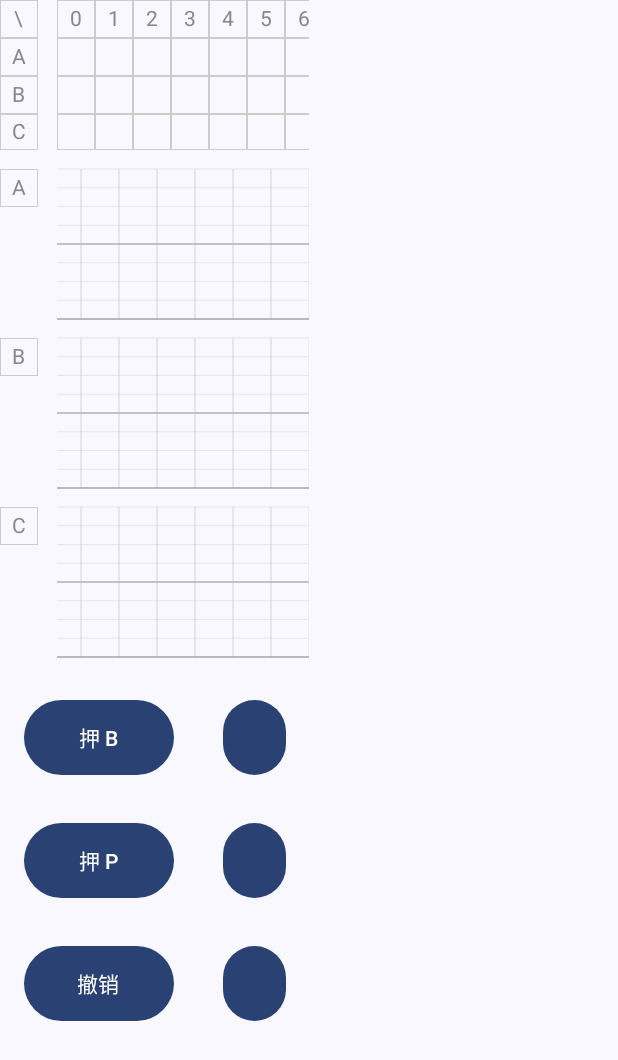
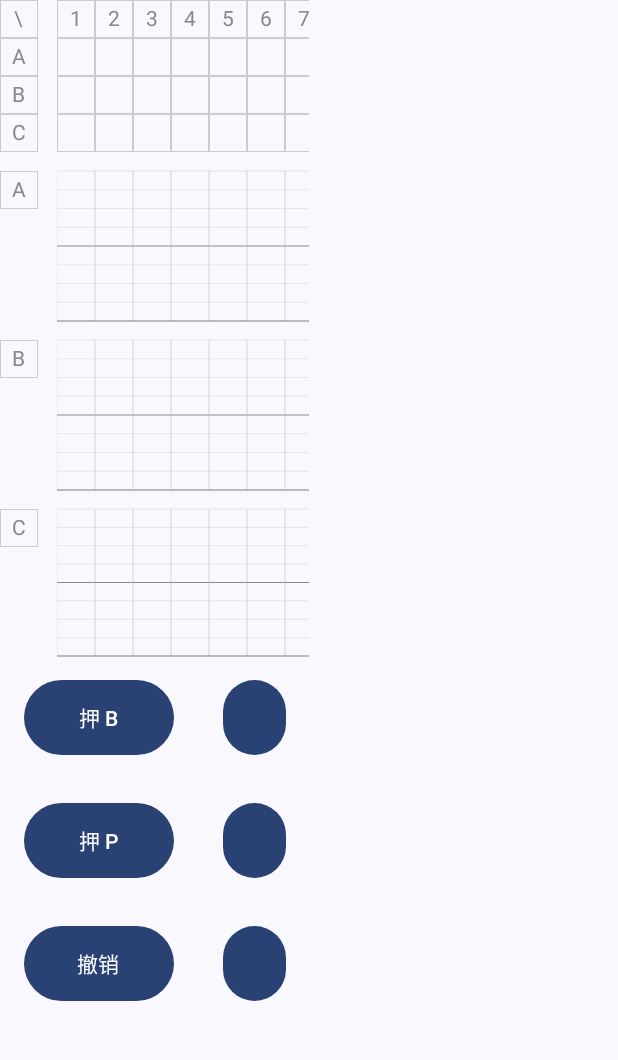
Before and after one commit to daishengda2018/ReopenAndroind, an Android app built with Jetpack Compose: the screen it shows after launch (MainActivity), on a phone screen of 412 x 824 dp. Shown: the top 1060 px of the screen. Run offline under Robolectric (Android 15) with nearby library versions, the phone set to English and light mode, and no system bars.

Commit message:
[feat] 解决同步滑动

```diff
--- a/app/src/main/java/com/dsd/baccarat/ui/page/BppcBarChart.kt
+++ /dev/null
@@ -1,103 +0,0 @@
-package com.dsd.baccarat.ui.page
-
-import androidx.compose.foundation.Canvas
-import androidx.compose.foundation.layout.Box
-import androidx.compose.foundation.layout.Column
-import androidx.compose.foundation.layout.Row
-import androidx.compose.foundation.layout.Spacer
-import androidx.compose.foundation.layout.fillMaxSize
-import androidx.compose.foundation.layout.fillMaxWidth
-import androidx.compose.foundation.layout.height
-import androidx.compose.foundation.layout.padding
-import androidx.compose.foundation.layout.width
-import androidx.compose.foundation.lazy.LazyListState
-import androidx.compose.foundation.lazy.LazyRow
-import androidx.compose.foundation.lazy.itemsIndexed
-import androidx.compose.runtime.Composable
-import androidx.compose.ui.Modifier
-import androidx.compose.ui.geometry.Offset
-import androidx.compose.ui.geometry.Size
-import androidx.compose.ui.graphics.Color
-import androidx.compose.ui.unit.dp
-import com.dsd.baccarat.data.BppcDisplayItem
-import com.dsd.baccarat.data.BppcItem
-
-
-@Composable
-fun BppcBarChart(items: List<BppcDisplayItem>, listState: LazyListState) {
-    Row(
-        Modifier
-            .fillMaxWidth()
-            .padding(top = ITEM_SIZE_HALF)
-    ) {
-        BarChartTitle()
-        Spacer(Modifier.width(ITEM_SIZE_HALF))
-        LazyRow(state = listState, modifier = Modifier.fillMaxWidth()) {
-            itemsIndexed(items) { idx, item ->
-                val data = if (item is BppcDisplayItem.Real) item.data else BppcItem()
-                ItemBarChart(data)
-            }
-        }
-    }
-}
-
-@Composable
-private fun BarChartTitle() {
-    Column(Modifier.width(ITEM_SIZE)) {
-        listOf("A", "B", "C").forEach {
-            TextItem(it, Color.Gray)
-            Spacer(Modifier.height(PADDING_CHAT_TITLE))
-        }
-    }
-}
-
-@Composable
-private fun ItemBarChart(item: BppcItem) {
-    Column(Modifier.width(ITEM_SIZE)) {
-        listOf(item.dataA, item.dataB, item.dataC).forEach {
-            VerticalBar(it)
-            Spacer(Modifier.height(ITEM_SIZE_HALF))
-        }
-    }
-}
-
-@Composable
-fun VerticalBar(value: Int) {
-    Box(
-        Modifier
-            .width(ITEM_SIZE)
-            .height(TABLE_HEIGHT)
-    ) {
-        Canvas(Modifier.fillMaxSize()) {
-            val gridColor = Color.LightGray
-            val gridWidth = BORDER.toPx()
-            val interval = size.height / MAX_BAR
-            // 横线
-            for (i in 0..MAX_BAR) {
-                drawLine(
-                    color = if (i == 4) Color.Black else gridColor,
-                    start = Offset(0f, i * interval),
-                    end = Offset(size.width, i * interval),
-                    strokeWidth = gridWidth
-                )
-            }
-            // 竖线
-            drawLine(gridColor, Offset(size.width, 0f), Offset(size.width, size.height), gridWidth)
-            drawLine(gridColor, Offset(0f, 0f), Offset(0f, size.height), gridWidth)
-            // 柱子
-            val barHeight = (value.toFloat() / MAX_BAR * size.height)
-            drawRect(
-                color = if (value in listOf(1, 4, 6, 7)) Color.Red else Color.Black,
-                topLeft = Offset(size.width / 2 - 1f, size.height - barHeight),
-                size = Size(2.dp.toPx(), barHeight)
-            )
-            // 底边
-            drawLine(
-                Color.Black,
-                Offset(0f, size.height),
-                Offset(size.width, size.height),
-                gridWidth
-            )
-        }
-    }
-}
--- a/app/src/main/java/com/dsd/baccarat/ui/page/BppcTable.kt
+++ /dev/null
@@ -1,76 +0,0 @@
-package com.dsd.baccarat.ui.page
-
-import androidx.compose.foundation.layout.Arrangement
-import androidx.compose.foundation.layout.Column
-import androidx.compose.foundation.layout.Row
-import androidx.compose.foundation.layout.Spacer
-import androidx.compose.foundation.layout.fillMaxHeight
-import androidx.compose.foundation.layout.fillMaxWidth
-import androidx.compose.foundation.layout.height
-import androidx.compose.foundation.layout.width
-import androidx.compose.foundation.lazy.LazyListState
-import androidx.compose.foundation.lazy.LazyRow
-import androidx.compose.foundation.lazy.itemsIndexed
-import androidx.compose.runtime.Composable
-import androidx.compose.ui.Alignment
-import androidx.compose.ui.Modifier
-import androidx.compose.ui.graphics.Color
-import com.dsd.baccarat.data.BppcDisplayItem
-
-
-@Composable
-fun BppcTable(
-    displayItems: List<BppcDisplayItem>,
-    listState: LazyListState
-) {
-    Row(
-        Modifier
-            .height(TABLE_HEIGHT)
-            .fillMaxWidth()
-    ) {
-        TableTitle()
-        Spacer(Modifier.width(ITEM_SIZE_HALF))
-        TableLazyRow(displayItems, listState)
-    }
-}
-
-@Composable
-private fun TableTitle() {
-    Column(Modifier.width(ITEM_SIZE)) {
-        listOf("\\", "A", "B", "C").forEach {
-            TextItem(it, Color.Gray)
-        }
-    }
-}
-
-@Composable
-private fun TableLazyRow(items: List<BppcDisplayItem>, listState: LazyListState) {
-    LazyRow(
-        state = listState,
-        modifier = Modifier
-            .fillMaxWidth()
-            .height(TABLE_HEIGHT)
-    ) {
-        itemsIndexed(items) { idx, item ->
-            Column(
-                Modifier
-                    .width(ITEM_SIZE)
-                    .fillMaxHeight(),
-                verticalArrangement = Arrangement.SpaceEvenly,
-                horizontalAlignment = Alignment.CenterHorizontally
-            ) {
-                TextItem("$idx", Color.Gray)
-                listOf(
-                    if (item is BppcDisplayItem.Real) item.data.dataA else 0,
-                    if (item is BppcDisplayItem.Real) item.data.dataB else 0,
-                    if (item is BppcDisplayItem.Real) item.data.dataC else 0
-                ).forEach { data ->
-                    TextItem(
-                        if (data == 0) "" else "$data",
-                        if (data in listOf(1, 4, 6, 7)) Color.Red else Color.Black
-                    )
-                }
-            }
-        }
-    }
-}
--- a/app/src/main/java/com/dsd/baccarat/ui/page/BppcTableAndChart.kt
+++ b/app/src/main/java/com/dsd/baccarat/ui/page/BppcTableAndChart.kt
@@ -1,21 +1,27 @@
 package com.dsd.baccarat.ui.page
 
+import androidx.compose.foundation.Canvas
 import androidx.compose.foundation.border
 import androidx.compose.foundation.layout.Box
 import androidx.compose.foundation.layout.Column
-import androidx.compose.foundation.layout.PaddingValues
+import androidx.compose.foundation.layout.Row
+import androidx.compose.foundation.layout.Spacer
+import androidx.compose.foundation.layout.fillMaxHeight
+import androidx.compose.foundation.layout.fillMaxSize
 import androidx.compose.foundation.layout.fillMaxWidth
 import androidx.compose.foundation.layout.height
-import androidx.compose.foundation.layout.padding
+import androidx.compose.foundation.layout.width
 import androidx.compose.foundation.lazy.LazyListState
+import androidx.compose.foundation.lazy.LazyRow
+import androidx.compose.foundation.lazy.itemsIndexed
 import androidx.compose.foundation.lazy.rememberLazyListState
-import androidx.compose.material3.Scaffold
 import androidx.compose.material3.Text
 import androidx.compose.runtime.Composable
 import androidx.compose.runtime.LaunchedEffect
-import androidx.compose.runtime.snapshotFlow
 import androidx.compose.ui.Alignment
 import androidx.compose.ui.Modifier
+import androidx.compose.ui.geometry.Offset
+import androidx.compose.ui.geometry.Size
 import androidx.compose.ui.graphics.Color
 import androidx.compose.ui.text.font.FontWeight
 import androidx.compose.ui.tooling.preview.Preview
@@ -29,6 +35,7 @@ import com.dsd.baccarat.data.InputViewModel
 val ITEM_SIZE = 25.dp
 val ITEM_SIZE_HALF = ITEM_SIZE / 2
 val TABLE_HEIGHT = ITEM_SIZE * 4
+val TOTLE_HEIGHT = (TABLE_HEIGHT * 4) + (ITEM_SIZE_HALF * 3)
 val PADDING_CHAT_TITLE = ITEM_SIZE * 3 + ITEM_SIZE_HALF
 const val MIN_COUNT = 25
 val BORDER = 0.3.dp
@@ -53,14 +60,7 @@ private fun Demo() {
 @Composable
 fun BppcTableAndChart(viewModel: InputViewModel) {
     // 1. 收集ViewModel中的实际数据（随生命周期自动管理）
-    val realData = viewModel.bppcTableStateFlow.collectAsStateWithLifecycle().value
-    // 2. 计算需要补充的空占位数量
-    val emptyCount = (MIN_COUNT - realData.size).coerceAtLeast(0)
-    // 3. 混合实际数据项和占位项
-    val displayItems: List<BppcDisplayItem> = realData
-        .map { BppcDisplayItem.Real(it) } // 实际数据转换为 Real 项
-        .plus(List(emptyCount) { BppcDisplayItem.Empty }) // 补充 Empty 占位项
-
+    val displayItems = viewModel.bppcTableStateFlow.collectAsStateWithLifecycle().value
     InternalTableAndChart(displayItems)
 }
 
@@ -68,12 +68,107 @@ fun BppcTableAndChart(viewModel: InputViewModel) {
 private fun InternalTableAndChart(displayItems: List<BppcDisplayItem>) {
     val listState = rememberLazyListState()
     LaunchedEffect(displayItems.size) {
-        if (displayItems.size >= MIN_COUNT) listState.scrollToItem(displayItems.lastIndex)
+        if (displayItems.size > MIN_COUNT) listState.scrollToItem(displayItems.lastIndex)
     }
+    Row(
+        Modifier
+            .fillMaxWidth(0.5f)
+            .height(TOTLE_HEIGHT)
+    ) {
+        TableTitle()
+        Spacer(Modifier.width(ITEM_SIZE_HALF))
+        TableLazyRow(displayItems, listState)
+    }
+}
 
-    Column(Modifier.fillMaxWidth(0.5f)) {
-        BppcTable(displayItems, listState)
-        BppcBarChart(displayItems, listState)
+@Composable
+private fun TableTitle() {
+    Column(Modifier.width(ITEM_SIZE)) {
+        listOf("\\", "A", "B", "C").forEach {
+            TextItem(it, Color.Gray)
+        }
+
+        Spacer(Modifier.height(ITEM_SIZE_HALF))
+
+        listOf("A", "B", "C").forEach {
+            TextItem(it, Color.Gray)
+            Spacer(Modifier.height(PADDING_CHAT_TITLE))
+        }
+    }
+}
+
+@Composable
+private fun TableLazyRow(items: List<BppcDisplayItem>, listState: LazyListState) {
+    LazyRow(
+        state = listState,
+        modifier = Modifier.fillMaxWidth()
+    ) {
+        itemsIndexed(items) { idx, item ->
+            Column(Modifier.width(ITEM_SIZE)) {
+                TextItem("${idx + 1}", Color.Gray)
+
+                listOf(
+                    if (item is BppcDisplayItem.Real) item.data.dataA else 0,
+                    if (item is BppcDisplayItem.Real) item.data.dataB else 0,
+                    if (item is BppcDisplayItem.Real) item.data.dataC else 0
+                ).forEach { data ->
+                    TextItem(
+                        if (data == 0) "" else "$data",
+                        if (data in listOf(1, 4, 6, 7)) Color.Red else Color.Black
+                    )
+                }
+
+                listOf(
+                    if (item is BppcDisplayItem.Real) item.data.dataA else 0,
+                    if (item is BppcDisplayItem.Real) item.data.dataB else 0,
+                    if (item is BppcDisplayItem.Real) item.data.dataC else 0
+                ).forEach { data ->
+                    Spacer(Modifier.height(ITEM_SIZE_HALF))
+                    VerticalBar(data)
+                }
+            }
+        }
+    }
+}
+
+@Composable
+fun VerticalBar(value: Int) {
+    Box(
+        Modifier
+            .width(ITEM_SIZE)
+            .height(TABLE_HEIGHT)
+    ) {
+        Canvas(Modifier.fillMaxSize()) {
+            val gridColor = Color.LightGray
+            val gridWidth = BORDER.toPx()
+            val interval = size.height / MAX_BAR
+            // 横线
+            for (i in 0..MAX_BAR) {
+                drawLine(
+                    color = if (i == 4) Color.Black else gridColor,
+                    start = Offset(0f, i * interval),
+                    end = Offset(size.width, i * interval),
+                    strokeWidth = gridWidth
+                )
+            }
+            // 竖线
+            drawLine(gridColor, Offset(size.width, 0f), Offset(size.width, size.height), gridWidth)
+            drawLine(gridColor, Offset(0f, 0f), Offset(0f, size.height), gridWidth)
+            // 柱子
+            val barHeight = (value.toFloat() / MAX_BAR * size.height)
+            drawRect(
+                color = if (value in listOf(1, 4, 6, 7)) Color.Red else Color.Black,
+                topLeft = Offset(size.width / 2 - 1f, size.height - barHeight),
+                size = Size(2.dp.toPx(), barHeight)
+            )
+            // 底边
+            drawLine(
+                Color.Black,
+                Offset(0f, size.height),
+                Offset(size.width, size.height),
+                gridWidth
+            )
+        }
     }
 }
 
```
Also changed, not shown: app/src/main/java/com/dsd/baccarat/data/InputViewModel.kt (+36 -14 lines).
